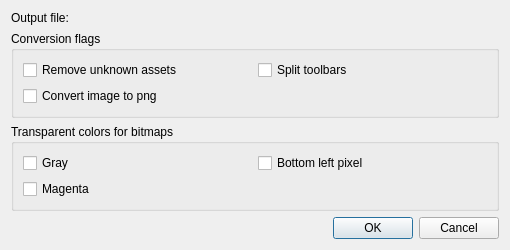
The window that src/gui/rctoqrcdialog.ui (KDAB/knut) describes before a commit, drawn with Qt 5.
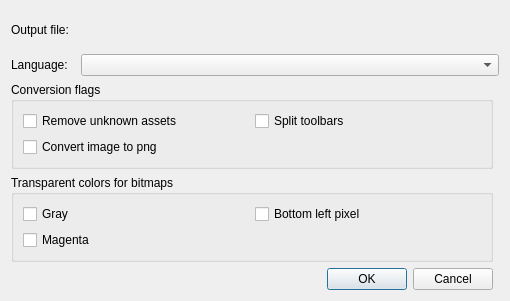
The same window after the commit. Custom widgets are drawn as their Qt base class.

Commit message: Add languages to the Rc dialog

Diff of the .ui file:
```diff
--- a/src/gui/rctoqrcdialog.ui
+++ b/src/gui/rctoqrcdialog.ui
@@ -7,54 +7,24 @@
     <x>0</x>
     <y>0</y>
     <width>510</width>
-    <height>238</height>
+    <height>301</height>
    </rect>
   </property>
   <property name="windowTitle">
    <string>Rc to Qrc Dialog</string>
   </property>
   <layout class="QGridLayout" name="gridLayout_2">
-   <item row="0" column="0">
-    <widget class="QLabel" name="label">
-     <property name="text">
-      <string>Output file:</string>
+   <item row="4" column="3">
+    <widget class="QDialogButtonBox" name="buttonBox">
+     <property name="orientation">
+      <enum>Qt::Horizontal</enum>
      </property>
-    </widget>
-   </item>
-   <item row="0" column="1">
-    <widget class="Gui::FileSelector" name="fileSelector" native="true"/>
-   </item>
-   <item row="1" column="0" colspan="2">
-    <widget class="QGroupBox" name="groupBox">
-     <property name="title">
-      <string>Conversion flags</string>
+     <property name="standardButtons">
+      <set>QDialogButtonBox::Cancel|QDialogButtonBox::Ok</set>
      </property>
-     <layout class="QGridLayout" name="gridLayout">
-      <item row="0" column="0">
-       <widget class="QCheckBox" name="removeUnknown">
-        <property name="text">
-         <string>Remove unknown assets</string>
-        </property>
-       </widget>
-      </item>
-      <item row="0" column="1">
-       <widget class="QCheckBox" name="splitToolbars">
-        <property name="text">
-         <string>Split toolbars</string>
-        </property>
-       </widget>
-      </item>
-      <item row="1" column="0">
-       <widget class="QCheckBox" name="convertPng">
-        <property name="text">
-         <string>Convert image to png</string>
-        </property>
-       </widget>
-      </item>
-     </layout>
     </widget>
    </item>
-   <item row="2" column="0" colspan="2">
+   <item row="3" column="0" colspan="4">
     <widget class="QGroupBox" name="colorBox">
      <property name="title">
       <string>Transparent colors for bitmaps</string>
@@ -84,16 +54,56 @@
      </layout>
     </widget>
    </item>
-   <item row="3" column="1">
-    <widget class="QDialogButtonBox" name="buttonBox">
-     <property name="orientation">
-      <enum>Qt::Horizontal</enum>
+   <item row="2" column="0" colspan="4">
+    <widget class="QGroupBox" name="groupBox">
+     <property name="title">
+      <string>Conversion flags</string>
      </property>
-     <property name="standardButtons">
-      <set>QDialogButtonBox::Cancel|QDialogButtonBox::Ok</set>
+     <layout class="QGridLayout" name="gridLayout">
+      <item row="0" column="1">
+       <widget class="QCheckBox" name="splitToolbars">
+        <property name="text">
+         <string>Split toolbars</string>
+        </property>
+       </widget>
+      </item>
+      <item row="0" column="0">
+       <widget class="QCheckBox" name="removeUnknown">
+        <property name="text">
+         <string>Remove unknown assets</string>
+        </property>
+       </widget>
+      </item>
+      <item row="1" column="0">
+       <widget class="QCheckBox" name="convertPng">
+        <property name="text">
+         <string>Convert image to png</string>
+        </property>
+       </widget>
+      </item>
+     </layout>
+    </widget>
+   </item>
+   <item row="0" column="0">
+    <widget class="QLabel" name="label">
+     <property name="text">
+      <string>Output file:</string>
      </property>
     </widget>
    </item>
+   <item row="1" column="0">
+    <widget class="QLabel" name="label_2">
+     <property name="text">
+      <string>Language:</string>
+     </property>
+    </widget>
+   </item>
+   <item row="0" column="1" colspan="3">
+    <widget class="Gui::FileSelector" name="fileSelector" native="true"/>
+   </item>
+   <item row="1" column="2" colspan="3">
+    <widget class="QComboBox" name="language"/>
+   </item>
   </layout>
  </widget>
  <customwidgets>
```
The commit also changes 5 other files.
